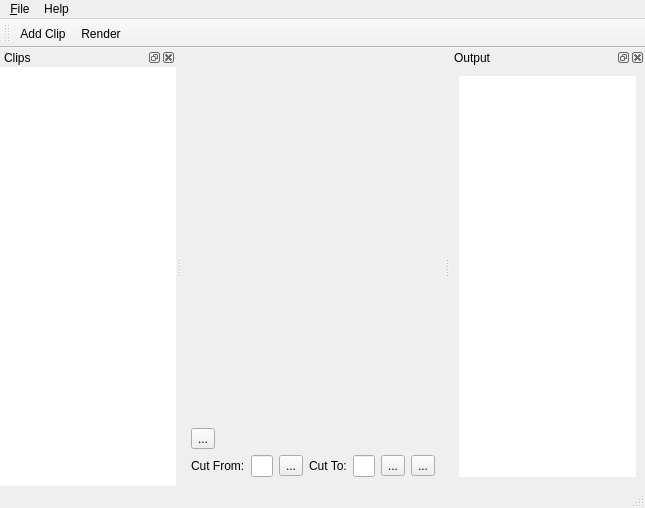
First picture: the form in dieschere/main.ui, repository ralsina/24-hour-apps, before the edit.
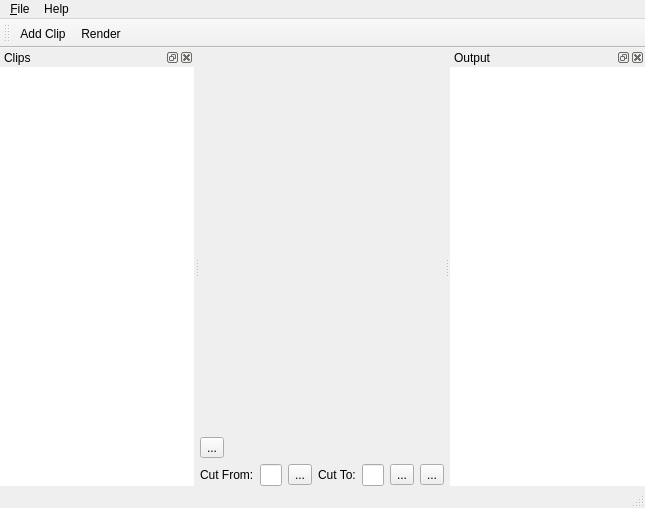
Second picture: the form after the edit. Icons and pictures are not drawn. Custom widgets are drawn as their Qt base class.

The edit to the form file:
```diff
--- a/dieschere/main.ui
+++ b/dieschere/main.ui
@@ -24,6 +24,9 @@
     </size>
    </property>
    <layout class="QVBoxLayout" name="verticalLayout_3">
+    <property name="margin">
+     <number>0</number>
+    </property>
     <item>
      <widget class="Phonon::VideoPlayer" name="player">
       <property name="sizePolicy">
@@ -213,6 +216,9 @@
    </attribute>
    <widget class="QWidget" name="dockWidgetContents">
     <layout class="QVBoxLayout" name="verticalLayout_2">
+     <property name="margin">
+      <number>0</number>
+     </property>
      <item>
       <widget class="QListWidget" name="output">
        <property name="contextMenuPolicy">
```
